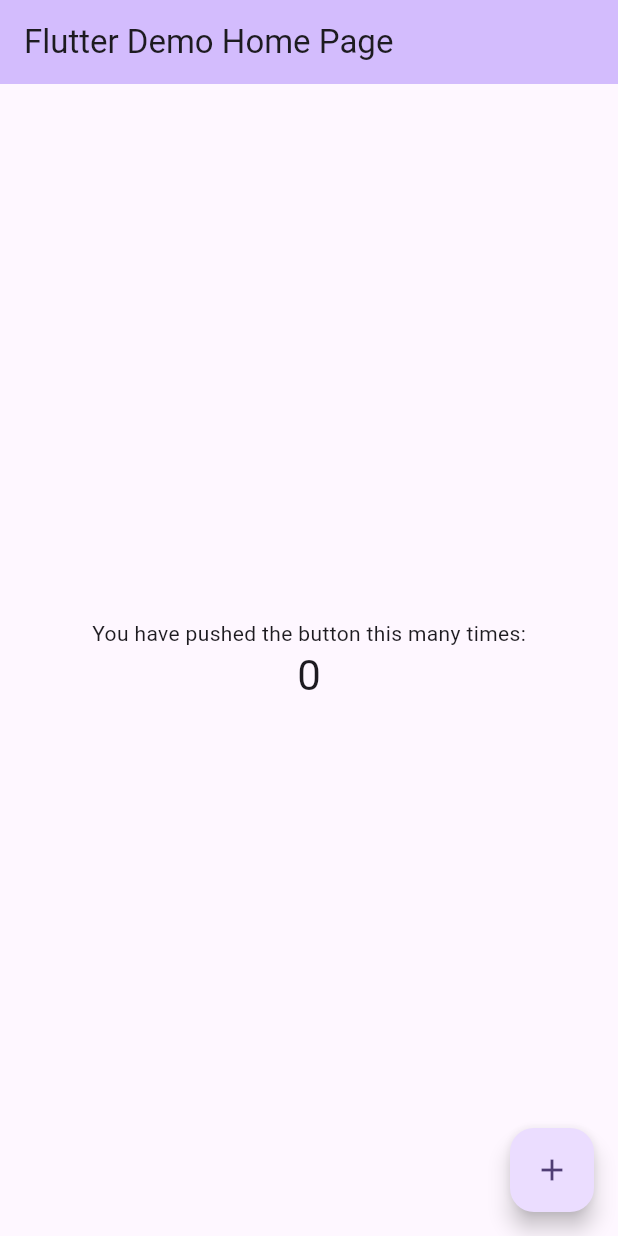
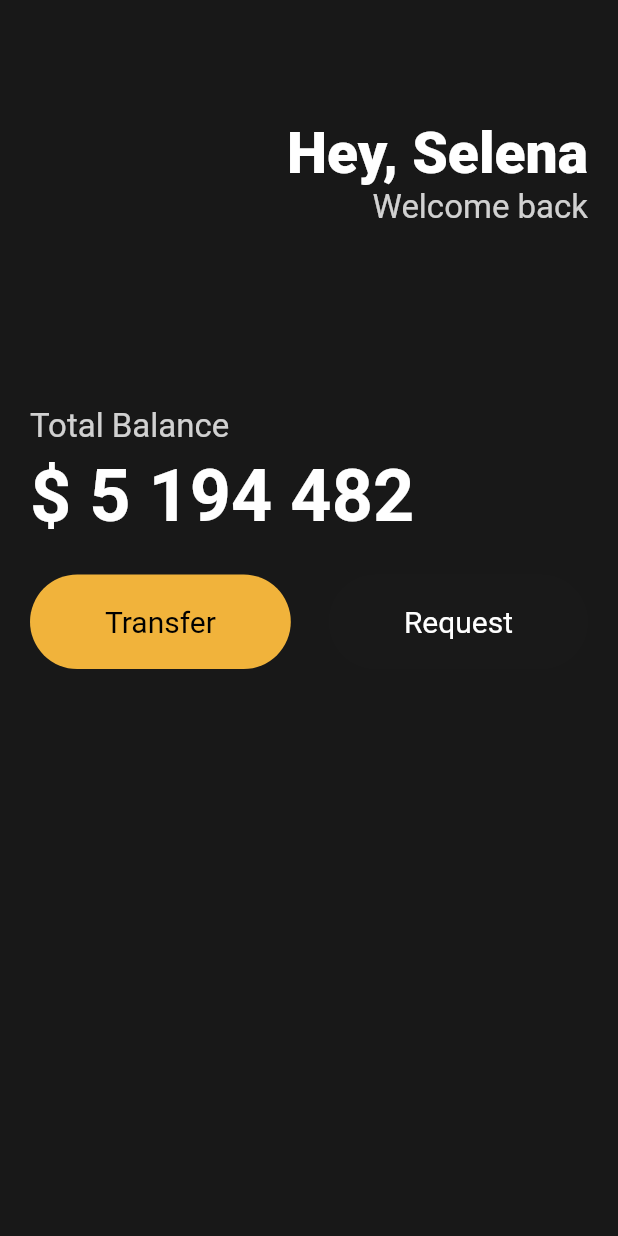
Before and after one commit to JeongDongYun/my_study1, a Flutter app: the screen it shows after launch, on a phone screen of 412 x 824 dp. Run offline on Flutter 3.47's test engine with Material 2 defaults, Android fonts, the phone set to English and light mode, and no system bars.

Commit message:
"Update : Button"

```diff
--- a/toon/lib/main.dart
+++ b/toon/lib/main.dart
@@ -1,125 +1,96 @@
 import 'package:flutter/material.dart';
+import 'package:toon/widgets/button.dart';
 
 void main() {
-  runApp(const MyApp());
+  runApp(const App());
 }
 
-class MyApp extends StatelessWidget {
-  const MyApp({super.key});
+class App extends StatelessWidget {
+  const App({Key? key}) : super(key: key);
 
-  // This widget is the root of your application.
   @override
   Widget build(BuildContext context) {
-    return MaterialApp(
-      title: 'Flutter Demo',
-      theme: ThemeData(
-        // This is the theme of your application.
-        //
-        // TRY THIS: Try running your application with "flutter run". You'll see
-        // the application has a blue toolbar. Then, without quitting the app,
-        // try changing the seedColor in the colorScheme below to Colors.green
-        // and then invoke "hot reload" (save your changes or press the "hot
-        // reload" button in a Flutter-supported IDE, or press "r" if you used
-        // the command line to start the app).
-        //
-        // Notice that the counter didn't reset back to zero; the application
-        // state is not lost during the reload. To reset the state, use hot
-        // restart instead.
-        //
-        // This works for code too, not just values: Most code changes can be
-        // tested with just a hot reload.
-        colorScheme: ColorScheme.fromSeed(seedColor: Colors.deepPurple),
-        useMaterial3: true,
+    return const MaterialApp(
+      home: Scaffold(
+        backgroundColor: Color(0xFF181818),
+        body: Padding(
+          padding: EdgeInsets.symmetric(horizontal: 20),
+          child: Column(
+            crossAxisAlignment: CrossAxisAlignment.start,
+            children: [
+              SizedBox(
+                height: 80,
+              ),
+              Row(
+                // 양옆에
+                // row 가로 main, column 세로 main
+                mainAxisAlignment: MainAxisAlignment.end,
+                children: [
+                  Column(
+                    // 위아래
+                    crossAxisAlignment: CrossAxisAlignment.end,
+                    children: [
+                      Text(
+                        'Hey, Selena',
+                        style: TextStyle(
+                          color: Colors.white,
+                          fontSize: 38,
+                          fontWeight: FontWeight.w800,
+                        ),
+                      ),
+                      Text(
+                        'Welcome back',
+                        style: TextStyle(
+                          color: Color.fromRGBO(255, 255, 255, 0.8),
+                          fontSize: 22,
+                        ),
+                      ),
+                    ],
+                  )
+                ],
+              ),
+              SizedBox(
+                height: 120,
+              ),
+              Text(
+                'Total Balance',
+                style: TextStyle(
+                  fontSize: 22,
+                  color: Color.fromRGBO(255, 255, 255, 0.8),
+                ),
+              ),
+              SizedBox(
+                height: 5,
+              ),
+              Text(
+                '\$ 5 194 482',
+                style: TextStyle(
+                  fontSize: 48,
+                  fontWeight: FontWeight.w600,
+                  color: Colors.white,
+                ),
+              ),
+              SizedBox(
+                height: 25,
+              ),
+              Row(
+                mainAxisAlignment: MainAxisAlignment.spaceBetween,
+                children: [
+                  Button(
+                      text: 'Transfer',
+                      bgColor: Color(0xfff1b33b),
+                      textColor: Colors.black),
+                  Button(
+                      text: 'Request',
+                      bgColor: Color(0xff1f212123),
+                      textColor: Colors.white,
+                      ),
+                   ],
+              )
+            ],
+          ),
+        ),
       ),
-      home: const MyHomePage(title: 'Flutter Demo Home Page'),
     );
   }
 }
-
-class MyHomePage extends StatefulWidget {
-  const MyHomePage({super.key, required this.title});
-
-  // This widget is the home page of your application. It is stateful, meaning
-  // that it has a State object (defined below) that contains fields that affect
-  // how it looks.
-
-  // This class is the configuration for the state. It holds the values (in this
-  // case the title) provided by the parent (in this case the App widget) and
-  // used by the build method of the State. Fields in a Widget subclass are
-  // always marked "final".
-
-  final String title;
-
-  @override
-  State<MyHomePage> createState() => _MyHomePageState();
-}
-
-class _MyHomePageState extends State<MyHomePage> {
-  int _counter = 0;
-
-  void _incrementCounter() {
-    setState(() {
-      // This call to setState tells the Flutter framework that something has
-      // changed in this State, which causes it to rerun the build method below
-      // so that the display can reflect the updated values. If we changed
-      // _counter without calling setState(), then the build method would not be
-      // called again, and so nothing would appear to happen.
-      _counter++;
-    });
-  }
-
-  @override
-  Widget build(BuildContext context) {
-    // This method is rerun every time setState is called, for instance as done
-    // by the _incrementCounter method above.
-    //
-    // The Flutter framework has been optimized to make rerunning build methods
-    // fast, so that you can just rebuild anything that needs updating rather
-    // than having to individually change instances of widgets.
-    return Scaffold(
-      appBar: AppBar(
-        // TRY THIS: Try changing the color here to a specific color (to
-        // Colors.amber, perhaps?) and trigger a hot reload to see the AppBar
-        // change color while the other colors stay the same.
-        backgroundColor: Theme.of(context).colorScheme.inversePrimary,
-        // Here we take the value from the MyHomePage object that was created by
-        // the App.build method, and use it to set our appbar title.
-        title: Text(widget.title),
-      ),
-      body: Center(
-        // Center is a layout widget. It takes a single child and positions it
-        // in the middle of the parent.
-        child: Column(
-          // Column is also a layout widget. It takes a list of children and
-          // arranges them vertically. By default, it sizes itself to fit its
-          // children horizontally, and tries to be as tall as its parent.
-          //
-          // Column has various properties to control how it sizes itself and
-          // how it positions its children. Here we use mainAxisAlignment to
-          // center the children vertically; the main axis here is the vertical
-          // axis because Columns are vertical (the cross axis would be
-          // horizontal).
-          //
-          // TRY THIS: Invoke "debug painting" (choose the "Toggle Debug Paint"
-          // action in the IDE, or press "p" in the console), to see the
-          // wireframe for each widget.
-          mainAxisAlignment: MainAxisAlignment.center,
-          children: <Widget>[
-            const Text(
-              'You have pushed the button this many times:',
-            ),
-            Text(
-              '$_counter',
-              style: Theme.of(context).textTheme.headlineMedium,
-            ),
-          ],
-        ),
-      ),
-      floatingActionButton: FloatingActionButton(
-        onPressed: _incrementCounter,
-        tooltip: 'Increment',
-        child: const Icon(Icons.add),
-      ), // This trailing comma makes auto-formatting nicer for build methods.
-    );
-  }
-}
--- /dev/null
+++ b/toon/lib/widgets/button.dart
@@ -0,0 +1,33 @@
+import 'package:flutter/material.dart';
+
+class Button extends StatelessWidget {
+  final String text;
+  final Color bgColor;
+  final Color textColor;
+
+  const Button(
+      {super.key,
+      required this.text,
+      required this.bgColor,
+      required this.textColor});
+
+  @override
+  Widget build(BuildContext context) {
+    return Container(
+      decoration: BoxDecoration(
+        color: bgColor,
+        borderRadius: BorderRadius.circular(45),
+      ),
+      child:  Padding(
+        padding: const EdgeInsets.symmetric(
+          vertical: 20,
+          horizontal: 50,
+        ),
+        child: Text(
+          text,
+          style: TextStyle(color:textColor, fontSize: 20),
+        ),
+      ),
+    );
+  }
+}
```
Also changed, not shown: 1 other file.
